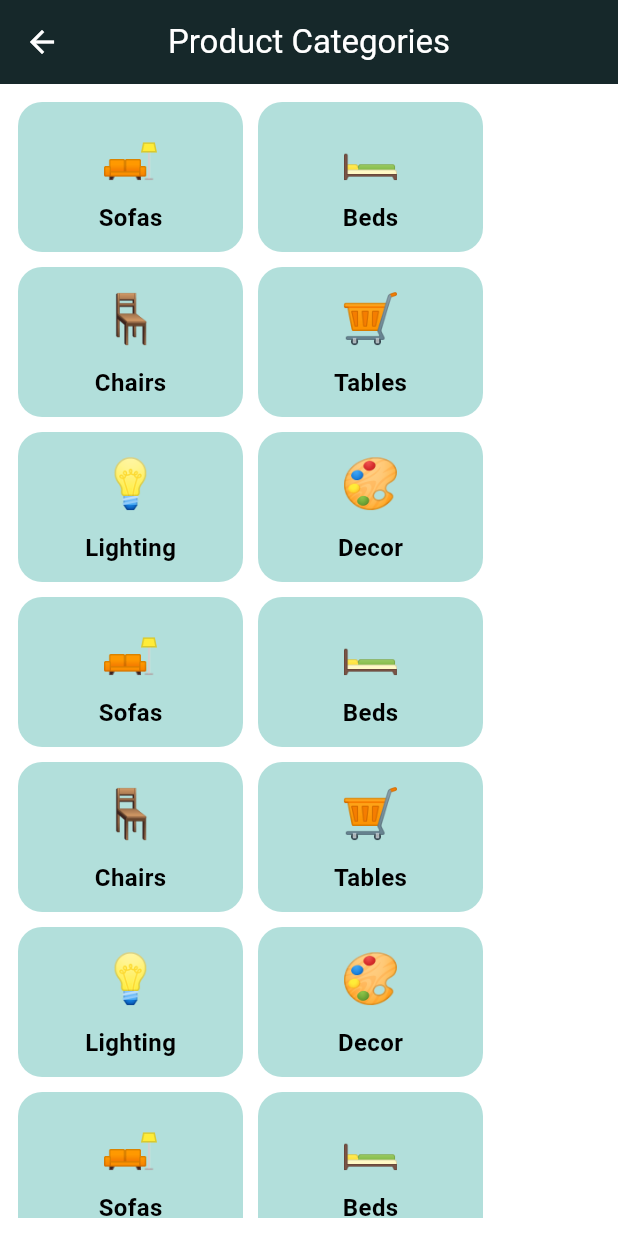
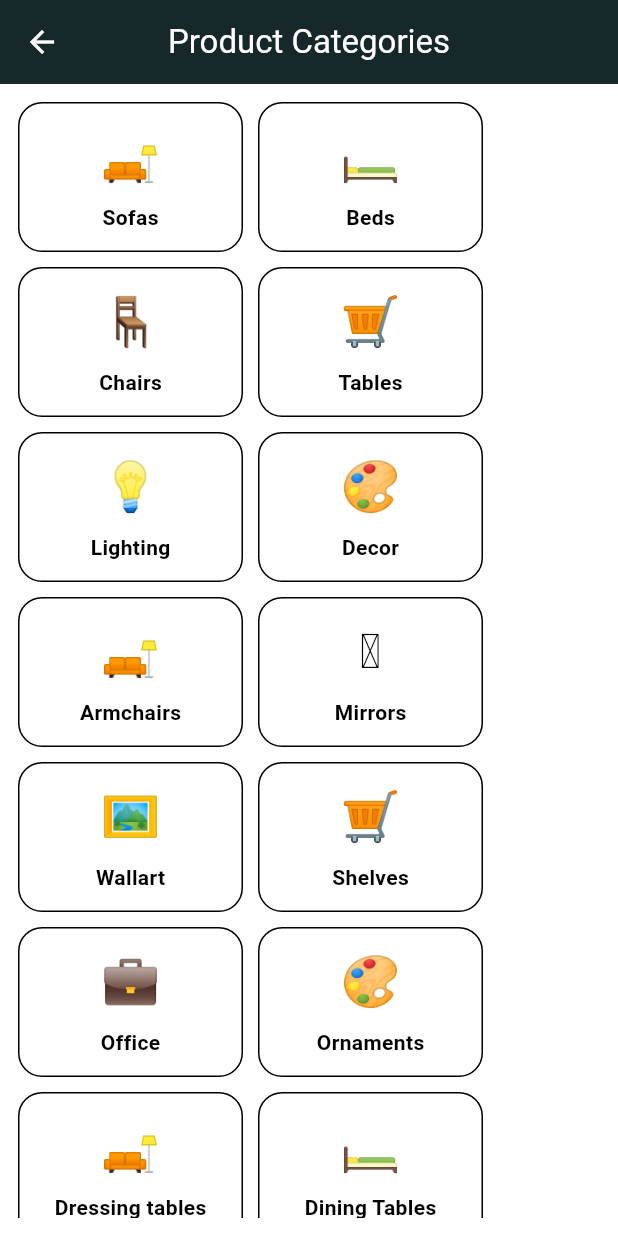
Before and after one commit to shalindri0426/shalindri_flutter, a Flutter app: the CategoryScreen screen opened directly, on a phone screen of 412 x 824 dp. Run offline on Flutter 3.47's test engine with Material 3 defaults, Android fonts, the phone set to English and light mode, and no system bars; our stand-ins replace google_fonts.

Commit message:
pubsprc update

```diff
--- a/lib/models/category_model.dart
+++ b/lib/models/category_model.dart
@@ -9,7 +9,7 @@ List<Category> category = [
   Category(name: "Dining", image: "assets/images/dining.jpg"),
   Category(name: "Hallway", image: "assets/images/hallway.jpeg"),
   Category(name: "Office", image: "assets/images/office.jpg"),
-  Category(name: "Other", image: "assets/images/office.jpg"),
+  Category(name: "Other", image: "assets/images/other.jpeg"),
 ];
 
 List<String> filterCategory = [
--- a/lib/screens/category_screen.dart
+++ b/lib/screens/category_screen.dart
@@ -1,4 +1,5 @@
 import 'package:flutter/material.dart';
+//import 'package:luxe_living/screens/home_screen.dart';
 
 class CategoryScreen extends StatelessWidget {
   const CategoryScreen({super.key});
@@ -6,8 +7,7 @@ class CategoryScreen extends StatelessWidget {
   @override
   Widget build(BuildContext context) {
     final theme = Theme.of(context);
-    final backgroundColor = theme.primaryColor;
-    final textColor = theme.scaffoldBackgroundColor;
+    final colorScheme = theme.colorScheme;
 
     final List<Map<String, String>> categories = [
       {'title': 'Sofas', 'image': '🛋️'},
@@ -16,15 +16,15 @@ class CategoryScreen extends StatelessWidget {
       {'title': 'Tables', 'image': '🛒'},
       {'title': 'Lighting', 'image': '💡'},
       {'title': 'Decor', 'image': '🎨'},
-      {'title': 'Sofas', 'image': '🛋️'},
-      {'title': 'Beds', 'image': '🛏️'},
-      {'title': 'Chairs', 'image': '🪑'},
-      {'title': 'Tables', 'image': '🛒'},
-      {'title': 'Lighting', 'image': '💡'},
-      {'title': 'Decor', 'image': '🎨'},
-      {'title': 'Sofas', 'image': '🛋️'},
-      {'title': 'Beds', 'image': '🛏️'},
-      {'title': 'Chairs', 'image': '🪑'},
+      {'title': 'Armchairs', 'image': '🛋'},
+      {'title': 'Mirrors', 'image': '🪞'},
+      {'title': 'Wallart', 'image': '🖼'},
+      {'title': 'Shelves', 'image': '🛒'},
+      {'title': 'Office', 'image': '💼'},
+      {'title': 'Ornaments', 'image': '🎨'},
+      {'title': 'Dressing tables', 'image': '🛋️'},
+      {'title': 'Dining Tables', 'image': '🛏️'},
+      {'title': 'Kitchen', 'image': '🍽'},
       {'title': 'Tables', 'image': '🛒'},
       {'title': 'Lighting', 'image': '💡'},
       {'title': 'Decor', 'image': '🎨'},
@@ -32,22 +32,21 @@ class CategoryScreen extends StatelessWidget {
 
     return Scaffold(
       appBar: AppBar(
-        foregroundColor: textColor,
-        backgroundColor: backgroundColor,
+        foregroundColor: colorScheme.onPrimary,
+        backgroundColor: colorScheme.primary,
         title: const Text('Product Categories'),
         centerTitle: true,
       ),
       body: Padding(
         padding: const EdgeInsets.all(12),
         child: SingleChildScrollView(
-          child: Column(
-            children: [
-              Wrap(
+          child: Wrap(
             spacing: 10,
             runSpacing: 10,
             children:
                 categories.map((category) {
                   return _buildCategoryCard(
+                    context: context,
                     title: category['title']!,
                     emoji: category['image']!,
                     onTap: () {
@@ -56,26 +55,29 @@ class CategoryScreen extends StatelessWidget {
                   );
                 }).toList(),
           ),
-            ],
-          ),
         ),
       ),
     );
   }
 
   Widget _buildCategoryCard({
+    required BuildContext context,
     required String title,
     required String emoji,
     required VoidCallback onTap,
   }) {
+    final theme = Theme.of(context);
+    final colorScheme = theme.colorScheme;
+
     return GestureDetector(
       onTap: onTap,
       child: Container(
         width: 150,
         height: 100,
         decoration: BoxDecoration(
-          color: Colors.teal[100],
+          color: colorScheme.surfaceVariant,
           borderRadius: BorderRadius.circular(16),
+          border: Border.all(color: colorScheme.outline),
         ),
         child: Center(
           child: Column(
@@ -85,9 +87,9 @@ class CategoryScreen extends StatelessWidget {
               const SizedBox(height: 8),
               Text(
                 title,
-                style: const TextStyle(
+                style: theme.textTheme.bodyMedium?.copyWith(
+                  color: colorScheme.onSurface,
                   fontWeight: FontWeight.w600,
-                  fontSize: 16,
                 ),
               ),
             ],
```
Also changed, not shown: lib/main.dart (+5 -5 lines), lib/models/product_model.dart (+11 -11 lines), lib/screens/product_detail_screen.dart (+23 -32 lines), lib/screens/profile_screen.dart (+8 -4 lines), pubspec.yaml (+13 -0 lines), assets/images/bed.jpg (added), assets/images/bookshelf.jpg (added), assets/images/diningSet.jpg (added), assets/images/diningTable.jpeg (added), assets/images/hallwayTable.jpg (added), assets/images/nightstand.jpg (added), assets/images/officeChair.jpg (added), assets/images/officeDesk.jpg (added), assets/images/other.jpeg (added), 4 more files. Lines whose indentation alone changed are shown as unchanged.
